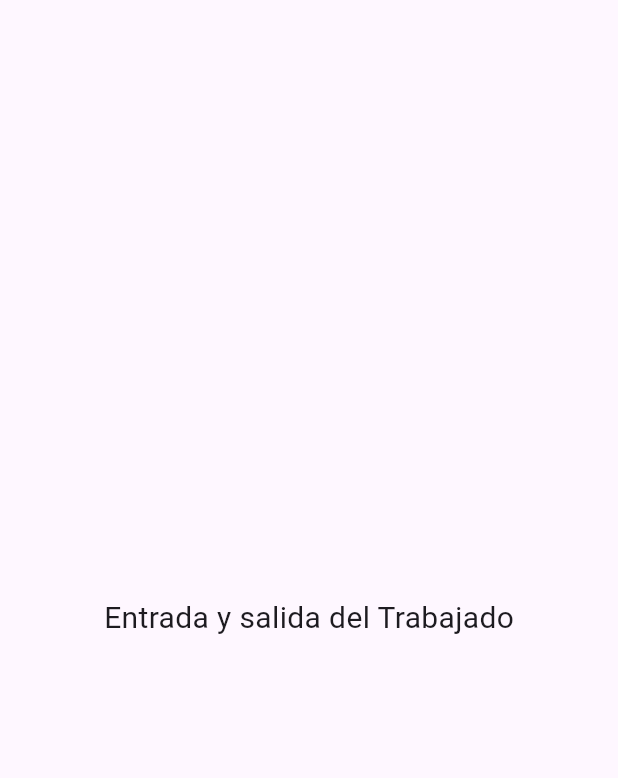
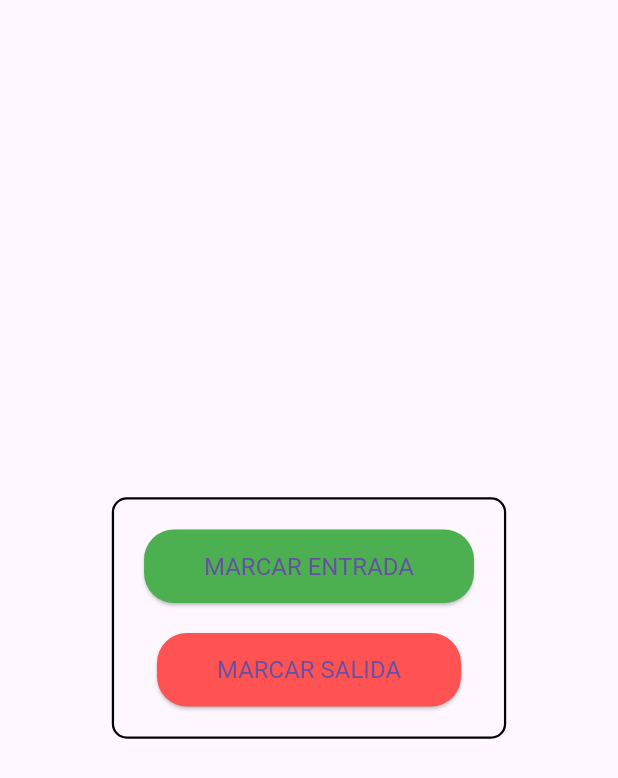
Before and after one commit to peruOffset2024/notificaciones, a Flutter app: the EntradaSalidaRegistro screen opened directly, on a phone screen of 412 x 824 dp. Shown: the top 778 px of the screen. Run offline on Flutter 3.47's test engine with Material 3 defaults, Android fonts, the phone set to English and light mode, and no system bars; our stand-ins replace firebase_core, firebase_messaging, geolocator, image_picker; accounts and stored records are empty.

```diff
--- a/lib/providers/rutas_provider.dart
+++ b/lib/providers/rutas_provider.dart
@@ -12,7 +12,7 @@ class RutasProvider with ChangeNotifier {
   RutasProvider() {
     // Inicializar los datos simulados
     _rutas = List.generate(
-      50,
+      20,
       (index) => Ruta(
         registro: index % 2 == 0
             ? 'Salida ${index ~/ 2 + 1}'
--- a/lib/screens/entrada_salida_registro.dart
+++ b/lib/screens/entrada_salida_registro.dart
@@ -3,8 +3,56 @@ import 'package:flutter/material.dart';
 class EntradaSalidaRegistro extends StatelessWidget {
   const EntradaSalidaRegistro({super.key});
 
+
   @override
   Widget build(BuildContext context) {
-    return const Scaffold(body:  Center(child:  Text('Entrada y salida del Trabajado', style: TextStyle(fontSize: 20),)));
+    return Scaffold(
+
+      body: Center(
+        child: Column(
+          mainAxisAlignment: MainAxisAlignment.center,
+          children: <Widget>[
+            Container(
+              padding: const EdgeInsets.all(20),
+              decoration: BoxDecoration(
+                borderRadius: BorderRadius.circular(10),
+                border: Border.all(color: Colors.black, width: 1.5),
+              ),
+              child: Column(
+                children: [
+                  ElevatedButton(
+                    onPressed: () {},
+                    style: ElevatedButton.styleFrom(
+                      backgroundColor: Colors.green,
+                      padding: const EdgeInsets.symmetric(horizontal: 40, vertical: 15),
+                      textStyle: const TextStyle(fontSize: 16),
+                      shape: RoundedRectangleBorder(
+                        borderRadius: BorderRadius.circular(20),
+                      ),
+                    ),
+                    child: const Text('MARCAR ENTRADA'),
+                  ),
+                  const SizedBox(height: 20),
+                  ElevatedButton(
+                    onPressed: () {},
+                    style: ElevatedButton.styleFrom(
+                      backgroundColor: Colors.redAccent,
+                      padding: const EdgeInsets.symmetric(horizontal: 40, vertical: 15),
+                      textStyle: const TextStyle(fontSize: 16),
+                      shape: RoundedRectangleBorder(
+                        borderRadius: BorderRadius.circular(20),
+                      ),
+                    ),
+                    child: const Text('MARCAR SALIDA'),
+                  ),
+                ],
+              ),
+            ),
+
+
+          ],
+        ),
+      ),
+    );
   }
 }
--- a/pubspec.yaml
+++ b/pubspec.yaml
@@ -46,6 +46,8 @@ dependencies:
   http: ^1.2.2
   geolocator: ^10.0.1
   permission_handler: ^11.1.1
+  google_maps_flutter: ^2.2.1
+
 
 
 dev_dependencies:
```
Also changed, not shown: lib/models/modelo_puntos_llegada.dart (added, +7 -0 lines), lib/providers/tracking_provider.dart (+22 -41 lines), lib/screens/boton_para_mover_carro.dart (added, +27 -0 lines), lib/screens/guias_servicios.dart (+4 -3 lines), lib/screens/navegador.dart (+8 -12 lines), lib/screens/registro_rutas.dart (+23 -2 lines), lib/screens/ruta_details_screen.dart (added, +35 -0 lines), pubspec.lock, 2 other files.
